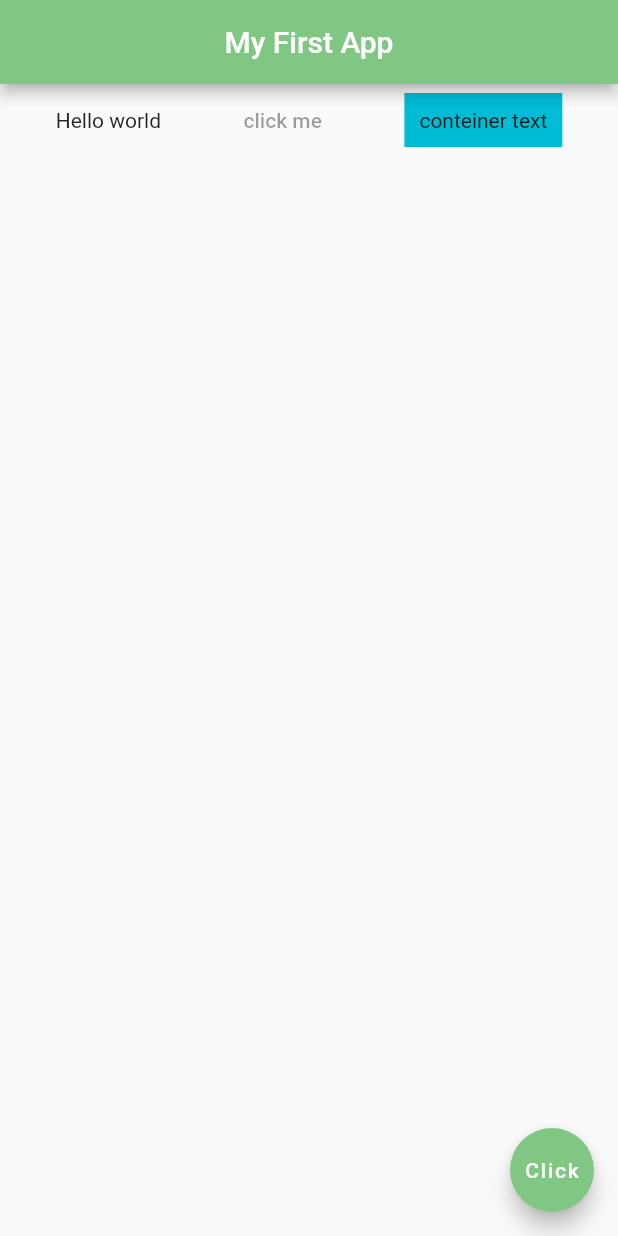
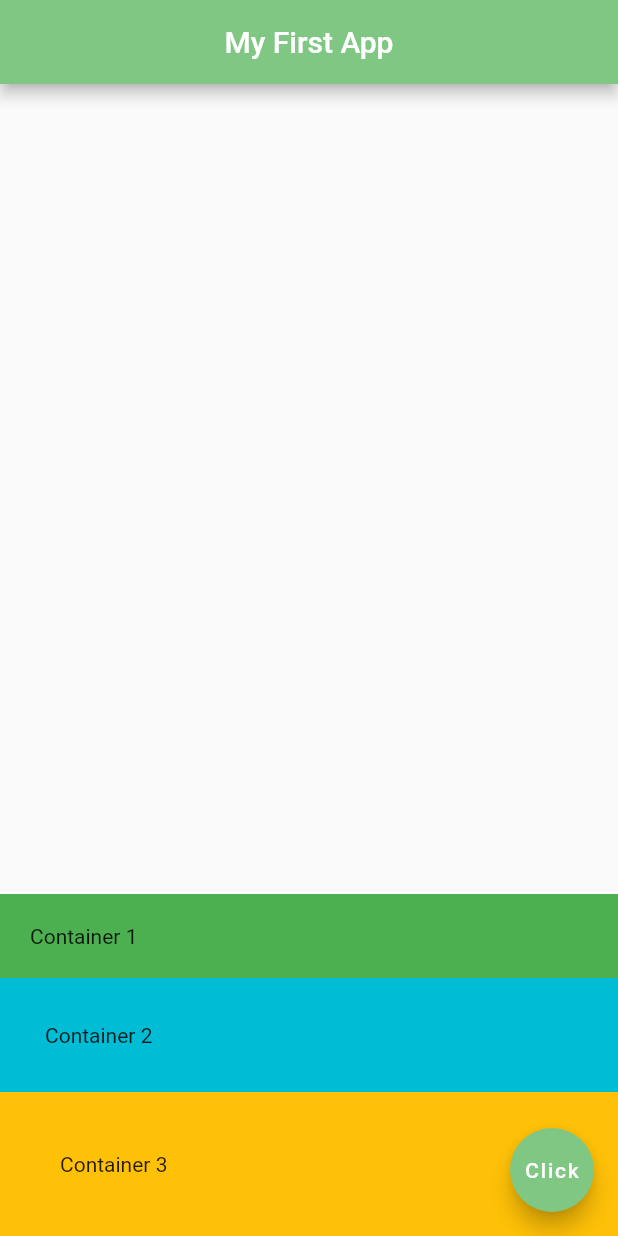
Before and after one commit to rai8/flutter-basics, a Flutter app: the screen it shows after launch, on a phone screen of 412 x 824 dp. Run offline on Flutter 3.47's test engine with Material 2 defaults, Android fonts, the phone set to English and light mode, and no system bars.

Commit message:
working with columns

```diff
--- a/lib/main.dart
+++ b/lib/main.dart
@@ -15,23 +15,26 @@ class Home extends StatelessWidget {
         title: Text('My First App'),
         centerTitle: true,
       ),
-      body: Row(
-        mainAxisAlignment: MainAxisAlignment.spaceEvenly,
+      body: Column(
+        mainAxisAlignment: MainAxisAlignment.end,
+        crossAxisAlignment: CrossAxisAlignment.stretch,
         children: <Widget>[
-          Text(
-            'Hello world'
+          Container(
+            padding: EdgeInsets.all(20),
+            color: Colors.green,
+            child: Text('Container 1'),
           ),
-          FlatButton(
-            onPressed: null,
-            color: Colors.green[300],
-            child: Text('click me')
-            ),
-            Container(
-              color: Colors.cyan,
-              padding: EdgeInsets.all(10.0),
-              child: Text('conteiner text'),
-            ),
-        ],//this means the children properties should be a list of widgets
+          Container(
+            padding: EdgeInsets.all(30),
+            color: Colors.cyan,
+            child: Text('Container 2'),
+          ),
+          Container(
+            padding: EdgeInsets.all(40),
+            color: Colors.amber,
+            child: Text('Container 3'),
+          ),
+        ],
       ),
       floatingActionButton: FloatingActionButton(
         onPressed: () {
```
